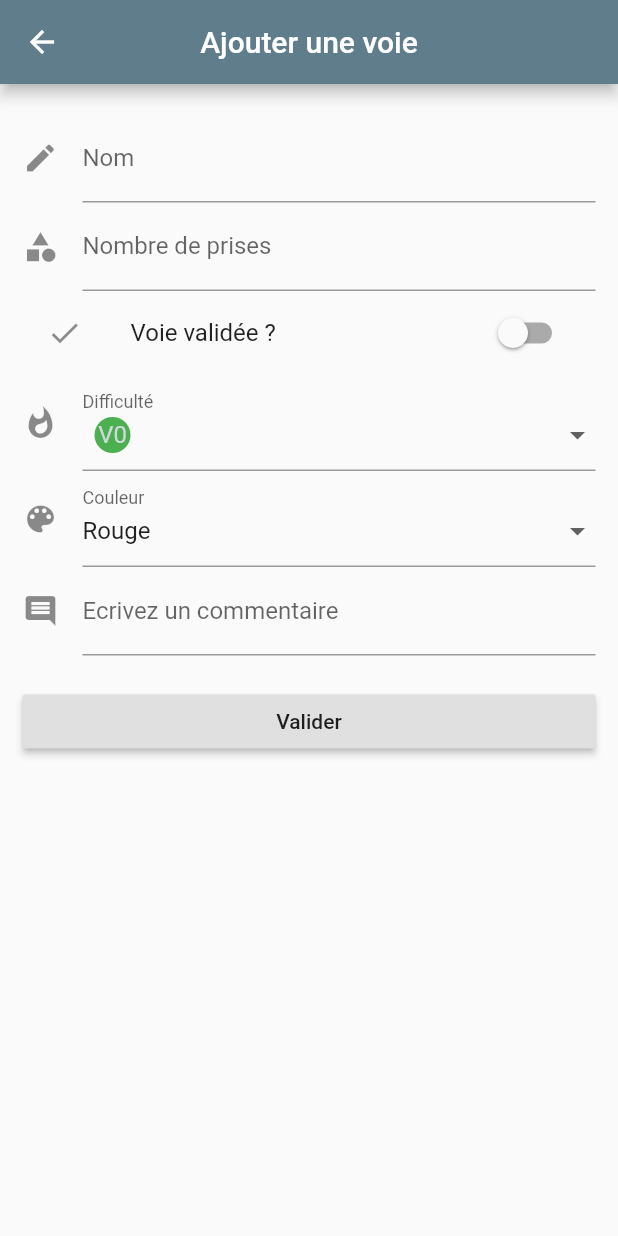
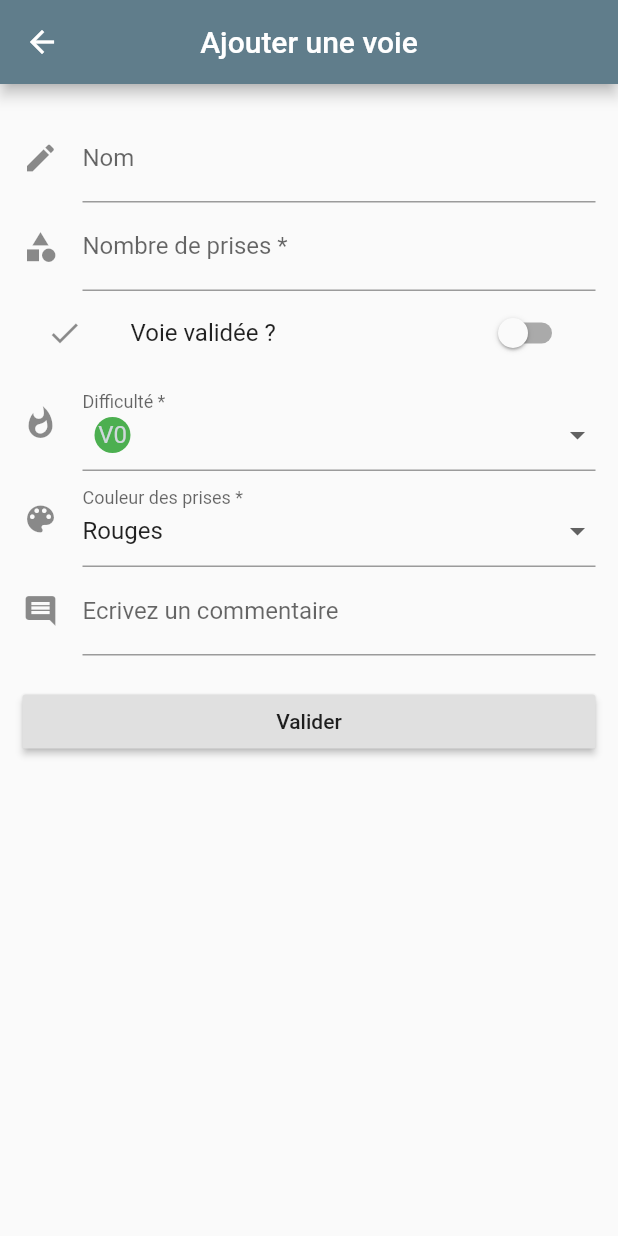
Before and after one commit to RhumUn/projet_tech_uqam, a Flutter app: the AjouterVoieForm screen opened directly with empty values, on a phone screen of 412 x 824 dp. Run offline on Flutter 3.47's test engine with Material 2 defaults, Android fonts, the phone set to English and light mode, and no system bars; our stand-ins replace datetime_picker_formfield, mvc_pattern, sqflite; accounts and stored records are empty.

Commit message:
Validator des formulaires et ajout des majuscules automatique au début des input type texte

```diff
--- a/lib/views/seance/seance_details.dart
+++ b/lib/views/seance/seance_details.dart
@@ -34,7 +34,8 @@ class SeanceDetailsState extends State<SeanceDetails> {
     return Scaffold(
       appBar: ReusableWidgets.getAppBar(widget.seance.nom),
       body: ListView(
-        //mainAxisAlignment: MainAxisAlignment.spaceEvenly,
+        scrollDirection: Axis.vertical,
+        shrinkWrap: true,
         children: [
           ListView(
             scrollDirection: Axis.vertical,
--- a/lib/views/voies/voie_ajouter.dart
+++ b/lib/views/voies/voie_ajouter.dart
@@ -30,7 +30,7 @@ class AjouterVoieFormState extends State<AjouterVoieForm> {
   final nbEssaisController = TextEditingController();
 
 
-  final List<String> _colors = <String>['Rouge', 'Vert', 'Bleu', 'Orange'];
+  final List<String> _colors = <String>['Rouges', 'Vertes', 'Bleues', 'Oranges', 'Mauves', 'Marbrées', 'Noires', 'Blanches'];
   final List<String> _typesValidation = <String>[
     'A vue',
     'Flash',
@@ -85,6 +85,7 @@ class AjouterVoieFormState extends State<AjouterVoieForm> {
         hintText: 'Entrez le nom de la voie',
         labelText: 'Nom',
       ),
+      textCapitalization: TextCapitalization.sentences,
       controller: nomController,
     ));
 
@@ -92,10 +93,17 @@ class AjouterVoieFormState extends State<AjouterVoieForm> {
         decoration: const InputDecoration(
           icon: const Icon(Icons.category),
           hintText: 'Entrez le nombre de prises',
-          labelText: 'Nombre de prises',
+          labelText: 'Nombre de prises *',
         ),
         keyboardType: TextInputType.number,
-        controller: nbPrisesController));
+        // ignore: missing_return
+        validator: (String value){
+          if(value.isEmpty){
+            return "Veuillez entrer un nombre de prises";
+          }
+        },
+        controller: nbPrisesController,
+    ));
 
     formWidget.add(SwitchListTile(
         title: const Text('Voie validée ?'),
@@ -150,11 +158,20 @@ class AjouterVoieFormState extends State<AjouterVoieForm> {
     formWidget.add(Visibility(
         child: new TextFormField(
             decoration: const InputDecoration(
-              icon: const Icon(Icons.category),
+              icon: const Icon(Icons.replay),
               hintText: "Entrez le nombre d'essais",
               labelText: "Nombre d'essais",
             ),
             keyboardType: TextInputType.number,
+            // ignore: missing_return
+            validator: (String value){
+              if(voie.typeValidation == "Avec essais" && voie.etat && value.isEmpty){
+                return "Veuillez entrer un nombre d'essais.";
+              }
+              if(value == "0"){
+                return "Veuillez entrer un nombre d'essais cohérent.";
+              }
+            },
             controller: nbEssaisController),
         visible: voie.typeValidation == "Avec essais" && voie.etat));
 
@@ -163,7 +180,7 @@ class AjouterVoieFormState extends State<AjouterVoieForm> {
         return InputDecorator(
           decoration: InputDecoration(
             icon: const Icon(Icons.whatshot),
-            labelText: 'Difficulté',
+            labelText: 'Difficulté *',
           ),
           child: new DropdownButtonHideUnderline(
             child: new DropdownButton(
@@ -192,7 +209,7 @@ class AjouterVoieFormState extends State<AjouterVoieForm> {
         return InputDecorator(
           decoration: InputDecoration(
             icon: const Icon(Icons.color_lens),
-            labelText: 'Couleur',
+            labelText: 'Couleur des prises *',
           ),
           child: new DropdownButtonHideUnderline(
             child: new DropdownButton(
@@ -219,6 +236,7 @@ class AjouterVoieFormState extends State<AjouterVoieForm> {
     formWidget.add(new TextFormField(
       keyboardType: TextInputType.multiline,
       maxLines: null,
+      textCapitalization: TextCapitalization.sentences,
       controller: commentaireController,
       decoration: InputDecoration(
           icon: const Icon(Icons.comment), labelText: 'Ecrivez un commentaire'),
@@ -229,12 +247,14 @@ class AjouterVoieFormState extends State<AjouterVoieForm> {
         child: new RaisedButton(
           child: const Text('Valider'),
           onPressed: () {
+            if (_formKey.currentState.validate()) {
               voie.nom = nomController.text;
               voie.commentaire = commentaireController.text;
               voie.nombre_prise = int.tryParse(nbPrisesController.text);
               voie.nombreEssais = int.tryParse(nbEssaisController.text);
               addSeanceVoie();
               Navigator.pop(context);
+            }
           },
         )));
     return formWidget;
```
Lines whose indentation alone changed are shown as unchanged.
